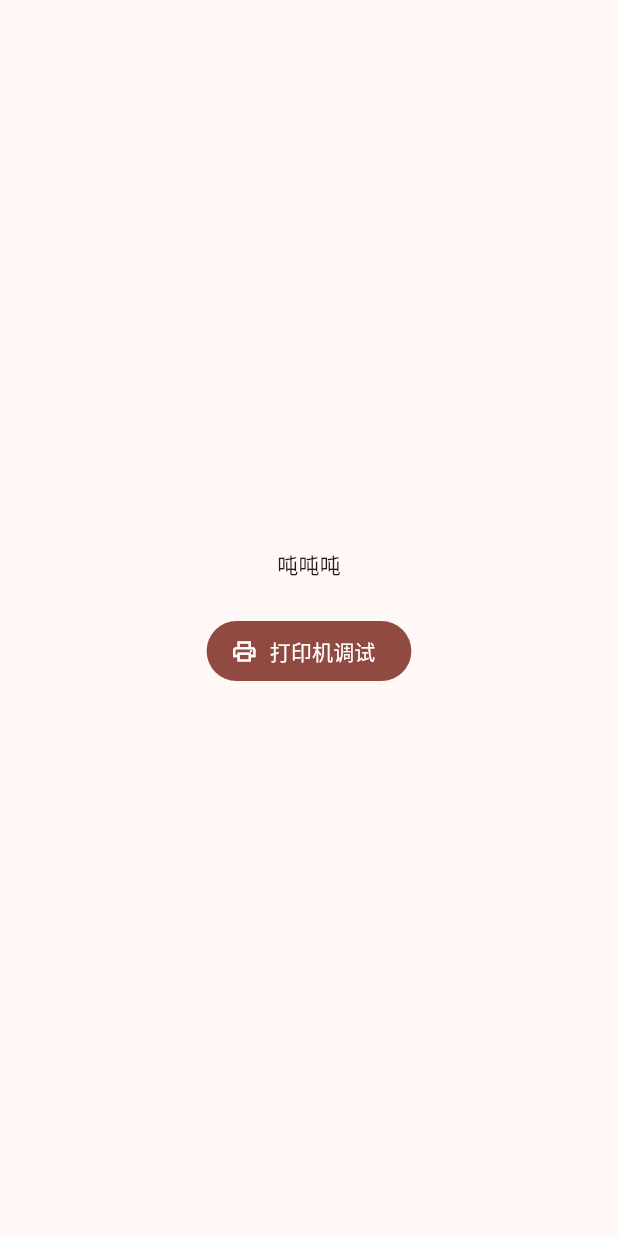
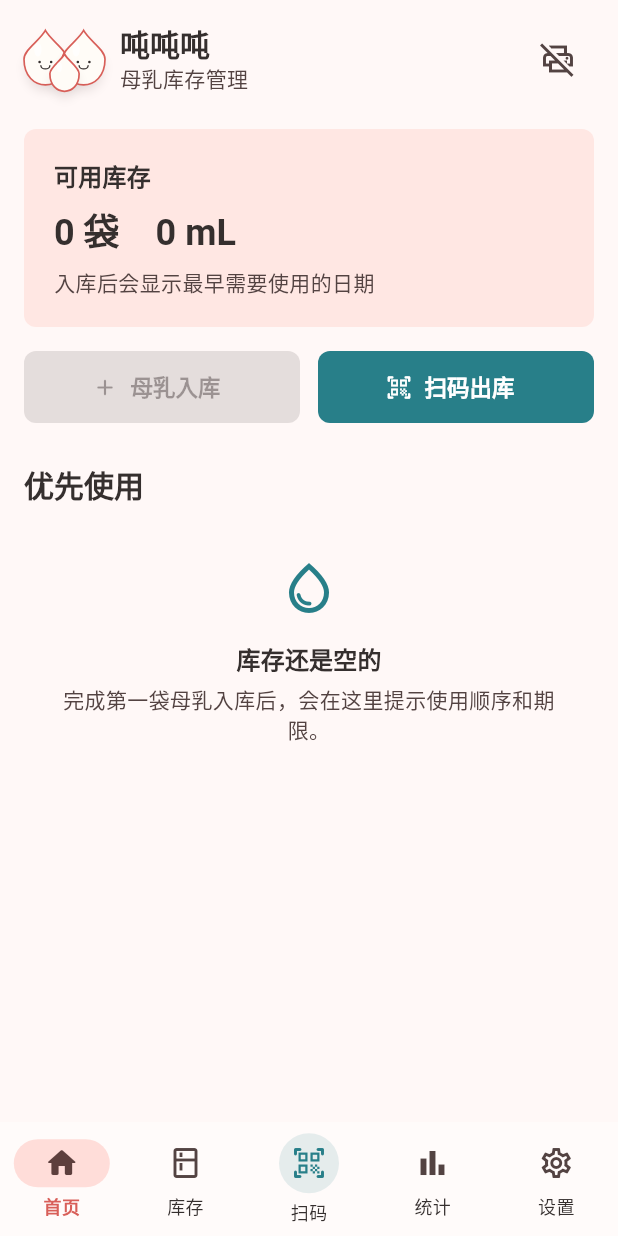
Before and after one commit to mengxw8/breast_milk, a Flutter app: the screen it shows after launch, on a phone screen of 412 x 824 dp. Run offline on Flutter 3.47's test engine with Material 3 defaults, Android fonts, the phone set to English and light mode, and no system bars; our stand-ins replace drift, flutter_riverpod, go_router; accounts and stored records are empty; generated files the repository leaves out were written again.

Commit message:
feat(界面): 建立吨吨吨品牌主题与主导航

```diff
--- a/lib/app/app.dart
+++ b/lib/app/app.dart
@@ -1,4 +1,5 @@
 import 'package:breast_milk/app/router.dart';
+import 'package:breast_milk/app/theme/app_theme.dart';
 import 'package:flutter/material.dart';
 import 'package:flutter_riverpod/flutter_riverpod.dart';
 
@@ -12,10 +13,7 @@ class BreastMilkApp extends ConsumerWidget {
     return MaterialApp.router(
       title: '吨吨吨',
       debugShowCheckedModeBanner: false,
-      theme: ThemeData(
-        colorScheme: ColorScheme.fromSeed(seedColor: const Color(0xFFE26F62)),
-        useMaterial3: true,
-      ),
+      theme: AppTheme.light,
       routerConfig: router,
     );
   }
--- /dev/null
+++ b/lib/app/app_shell.dart
@@ -0,0 +1,80 @@
+import 'package:breast_milk/app/theme/app_theme.dart';
+import 'package:flutter/material.dart';
+import 'package:go_router/go_router.dart';
+
+class AppShell extends StatelessWidget {
+  const AppShell({required this.navigationShell, super.key});
+
+  final StatefulNavigationShell navigationShell;
+
+  void _select(int index) {
+    navigationShell.goBranch(
+      index,
+      initialLocation: index == navigationShell.currentIndex,
+    );
+  }
+
+  @override
+  Widget build(BuildContext context) {
+    final semantic = Theme.of(context).extension<AppSemanticColors>()!;
+    return Scaffold(
+      body: navigationShell,
+      bottomNavigationBar: NavigationBar(
+        selectedIndex: navigationShell.currentIndex,
+        onDestinationSelected: _select,
+        destinations: [
+          const NavigationDestination(
+            icon: Icon(Icons.home_outlined),
+            selectedIcon: Icon(Icons.home_rounded),
+            label: '首页',
+          ),
+          const NavigationDestination(
+            icon: Icon(Icons.kitchen_outlined),
+            selectedIcon: Icon(Icons.kitchen_rounded),
+            label: '库存',
+          ),
+          NavigationDestination(
+            icon: _ScanIcon(color: semantic.scan, selected: false),
+            selectedIcon: _ScanIcon(color: semantic.scan, selected: true),
+            label: '扫码',
+          ),
+          const NavigationDestination(
+            icon: Icon(Icons.bar_chart_outlined),
+            selectedIcon: Icon(Icons.bar_chart_rounded),
+            label: '统计',
+          ),
+          const NavigationDestination(
+            icon: Icon(Icons.settings_outlined),
+            selectedIcon: Icon(Icons.settings_rounded),
+            label: '设置',
+          ),
+        ],
+      ),
+    );
+  }
+}
+
+class _ScanIcon extends StatelessWidget {
+  const _ScanIcon({required this.color, required this.selected});
+
+  final Color color;
+  final bool selected;
+
+  @override
+  Widget build(BuildContext context) {
+    return SizedBox.square(
+      dimension: 40,
+      child: DecoratedBox(
+        decoration: BoxDecoration(
+          color: selected ? color : color.withValues(alpha: 0.12),
+          shape: BoxShape.circle,
+        ),
+        child: Icon(
+          Icons.qr_code_scanner_rounded,
+          color: selected ? Colors.white : color,
+          size: 24,
+        ),
+      ),
+    );
+  }
+}
--- a/lib/app/router.dart
+++ b/lib/app/router.dart
@@ -1,20 +1,74 @@
+import 'package:breast_milk/app/app_shell.dart';
 import 'package:breast_milk/features/home/presentation/home_page.dart';
+import 'package:breast_milk/features/inventory/presentation/inventory_page.dart';
 import 'package:breast_milk/features/printer_debug/presentation/printer_debug_page.dart';
+import 'package:breast_milk/features/scanner/presentation/scanner_page.dart';
+import 'package:breast_milk/features/settings/presentation/settings_page.dart';
+import 'package:breast_milk/features/statistics/presentation/statistics_page.dart';
 import 'package:flutter_riverpod/flutter_riverpod.dart';
 import 'package:go_router/go_router.dart';
 
 final appRouterProvider = Provider<GoRouter>((ref) {
   final router = GoRouter(
     routes: [
+      StatefulShellRoute.indexedStack(
+        builder: (context, state, navigationShell) {
+          return AppShell(navigationShell: navigationShell);
+        },
+        branches: [
+          StatefulShellBranch(
+            routes: [
               GoRoute(
                 path: '/',
                 name: HomePage.routeName,
                 builder: (context, state) => const HomePage(),
               ),
+            ],
+          ),
+          StatefulShellBranch(
+            routes: [
               GoRoute(
-        path: '/printer-debug',
+                path: '/inventory',
+                name: InventoryPage.routeName,
+                builder: (context, state) => const InventoryPage(),
+              ),
+            ],
+          ),
+          StatefulShellBranch(
+            routes: [
+              GoRoute(
+                path: '/scan',
+                name: ScannerPage.routeName,
+                builder: (context, state) => const ScannerPage(),
+              ),
+            ],
+          ),
+          StatefulShellBranch(
+            routes: [
+              GoRoute(
+                path: '/statistics',
+                name: StatisticsPage.routeName,
+                builder: (context, state) => const StatisticsPage(),
+              ),
+            ],
+          ),
+          StatefulShellBranch(
+            routes: [
+              GoRoute(
+                path: '/settings',
+                name: SettingsPage.routeName,
+                builder: (context, state) => const SettingsPage(),
+                routes: [
+                  GoRoute(
+                    path: 'printer',
                     name: PrinterDebugPage.routeName,
                     builder: (context, state) => const PrinterDebugPage(),
+                  ),
+                ],
+              ),
+            ],
+          ),
+        ],
       ),
     ],
   );
--- /dev/null
+++ b/lib/app/theme/app_theme.dart
@@ -0,0 +1,177 @@
+import 'package:flutter/material.dart';
+
+abstract final class AppTheme {
+  static const coral = Color(0xFFD85F59);
+  static const lake = Color(0xFF287F89);
+  static const amber = Color(0xFFB66A0B);
+  static const success = Color(0xFF347552);
+  static const canvas = Color(0xFFFFF8F7);
+  static const ink = Color(0xFF352F2E);
+
+  static ThemeData get light {
+    final colorScheme = ColorScheme.fromSeed(
+      seedColor: coral,
+      brightness: Brightness.light,
+      primary: coral,
+      secondary: lake,
+      surface: canvas,
+      error: const Color(0xFFBA1A1A),
+    );
+    const radius = BorderRadius.all(Radius.circular(8));
+    const textTheme = TextTheme(
+      headlineSmall: TextStyle(
+        fontSize: 24,
+        height: 1.25,
+        fontWeight: FontWeight.w700,
+        color: ink,
+      ),
+      titleLarge: TextStyle(
+        fontSize: 20,
+        height: 1.3,
+        fontWeight: FontWeight.w700,
+        color: ink,
+      ),
+      titleMedium: TextStyle(
+        fontSize: 16,
+        height: 1.4,
+        fontWeight: FontWeight.w600,
+        color: ink,
+      ),
+      bodyLarge: TextStyle(fontSize: 16, height: 1.5, color: ink),
+      bodyMedium: TextStyle(fontSize: 14, height: 1.45, color: ink),
+      labelLarge: TextStyle(fontSize: 14, fontWeight: FontWeight.w600),
+    );
+
+    return ThemeData(
+      useMaterial3: true,
+      colorScheme: colorScheme,
+      scaffoldBackgroundColor: canvas,
+      canvasColor: canvas,
+      textTheme: textTheme,
+      extensions: const [
+        AppSemanticColors(
+          scan: lake,
+          warning: amber,
+          success: success,
+          softCoral: Color(0xFFFFE7E3),
+          softLake: Color(0xFFDCEFF1),
+          softAmber: Color(0xFFFFEBCB),
+        ),
+      ],
+      appBarTheme: const AppBarTheme(
+        backgroundColor: Colors.transparent,
+        foregroundColor: ink,
+        surfaceTintColor: Colors.transparent,
+        centerTitle: false,
+        elevation: 0,
+        scrolledUnderElevation: 0,
+        titleTextStyle: TextStyle(
+          color: ink,
+          fontSize: 20,
+          fontWeight: FontWeight.w700,
+        ),
+      ),
+      navigationBarTheme: NavigationBarThemeData(
+        height: 76,
+        backgroundColor: const Color(0xFFFFFBFA),
+        surfaceTintColor: Colors.transparent,
+        indicatorColor: const Color(0xFFFFDDD9),
+        labelTextStyle: WidgetStateProperty.resolveWith((states) {
+          return TextStyle(
+            color: states.contains(WidgetState.selected) ? coral : ink,
+            fontSize: 12,
+            fontWeight: states.contains(WidgetState.selected)
+                ? FontWeight.w700
+                : FontWeight.w500,
+          );
+        }),
+      ),
+      filledButtonTheme: FilledButtonThemeData(
+        style: FilledButton.styleFrom(
+          minimumSize: const Size(48, 48),
+          shape: const RoundedRectangleBorder(borderRadius: radius),
+          textStyle: const TextStyle(fontSize: 15, fontWeight: FontWeight.w700),
+        ),
+      ),
+      outlinedButtonTheme: OutlinedButtonThemeData(
+        style: OutlinedButton.styleFrom(
+          minimumSize: const Size(48, 48),
+          shape: const RoundedRectangleBorder(borderRadius: radius),
+          side: const BorderSide(color: Color(0xFFD8C2BF)),
+          textStyle: const TextStyle(fontSize: 15, fontWeight: FontWeight.w700),
+        ),
+      ),
+      inputDecorationTheme: const InputDecorationTheme(
+        filled: true,
+        fillColor: Color(0xFFFFFBFA),
+        border: OutlineInputBorder(borderRadius: radius),
+        enabledBorder: OutlineInputBorder(
+          borderRadius: radius,
+          borderSide: BorderSide(color: Color(0xFFD8C2BF)),
+        ),
+        contentPadding: EdgeInsets.symmetric(horizontal: 16, vertical: 14),
+      ),
+      cardTheme: const CardThemeData(
+        color: Color(0xFFFFFBFA),
+        elevation: 0,
+        margin: EdgeInsets.zero,
+        shape: RoundedRectangleBorder(
+          borderRadius: radius,
+          side: BorderSide(color: Color(0xFFF0DFDC)),
+        ),
+      ),
+      dividerTheme: const DividerThemeData(color: Color(0xFFEAD8D5)),
+    );
+  }
+}
+
+@immutable
+class AppSemanticColors extends ThemeExtension<AppSemanticColors> {
+  const AppSemanticColors({
+    required this.scan,
+    required this.warning,
+    required this.success,
+    required this.softCoral,
+    required this.softLake,
+    required this.softAmber,
+  });
+
+  final Color scan;
+  final Color warning;
+  final Color success;
+  final Color softCoral;
+  final Color softLake;
+  final Color softAmber;
+
+  @override
+  AppSemanticColors copyWith({
+    Color? scan,
+    Color? warning,
+    Color? success,
+    Color? softCoral,
+    Color? softLake,
+    Color? softAmber,
+  }) {
+    return AppSemanticColors(
+      scan: scan ?? this.scan,
+      warning: warning ?? this.warning,
+      success: success ?? this.success,
+      softCoral: softCoral ?? this.softCoral,
+      softLake: softLake ?? this.softLake,
+      softAmber: softAmber ?? this.softAmber,
+    );
+  }
+
+  @override
+  AppSemanticColors lerp(covariant AppSemanticColors? other, double t) {
+    if (other == null) return this;
+    return AppSemanticColors(
+      scan: Color.lerp(scan, other.scan, t)!,
+      warning: Color.lerp(warning, other.warning, t)!,
+      success: Color.lerp(success, other.success, t)!,
+      softCoral: Color.lerp(softCoral, other.softCoral, t)!,
+      softLake: Color.lerp(softLake, other.softLake, t)!,
+      softAmber: Color.lerp(softAmber, other.softAmber, t)!,
+    );
+  }
+}
--- a/lib/features/home/presentation/home_page.dart
+++ b/lib/features/home/presentation/home_page.dart
@@ -1,3 +1,6 @@
+import 'package:breast_milk/app/theme/app_theme.dart';
+import 'package:breast_milk/shared/widgets/app_empty_state.dart';
+import 'package:breast_milk/shared/widgets/milk_drop_mark.dart';
 import 'package:flutter/material.dart';
 import 'package:go_router/go_router.dart';
 
@@ -8,21 +11,101 @@ class HomePage extends StatelessWidget {
 
   @override
   Widget build(BuildContext context) {
+    final theme = Theme.of(context);
+    final semantic = theme.extension<AppSemanticColors>()!;
     return Scaffold(
       body: SafeArea(
-        child: Center(
-          child: Column(
-            mainAxisSize: MainAxisSize.min,
-            children: [
-              const Text('吨吨吨'),
-              const SizedBox(height: 24),
-              FilledButton.icon(
-                onPressed: () => context.push('/printer-debug'),
-                icon: const Icon(Icons.print_outlined),
-                label: const Text('打印机调试'),
+        bottom: false,
+        child: ListView(
+          padding: const EdgeInsets.fromLTRB(16, 12, 16, 24),
+          children: [
+            Row(
+              children: [
+                const MilkDropMark(size: 54),
+                const SizedBox(width: 10),
+                Expanded(
+                  child: Column(
+                    crossAxisAlignment: CrossAxisAlignment.start,
+                    children: [
+                      Text('吨吨吨', style: theme.textTheme.titleLarge),
+                      Text(
+                        '母乳库存管理',
+                        style: theme.textTheme.bodyMedium?.copyWith(
+                          color: theme.colorScheme.onSurfaceVariant,
+                        ),
+                      ),
+                    ],
+                  ),
+                ),
+                IconButton(
+                  onPressed: () => context.go('/settings'),
+                  tooltip: '打印机未连接，前往设置',
+                  icon: const Icon(Icons.print_disabled_outlined),
+                ),
+              ],
+            ),
+            const SizedBox(height: 20),
+            Container(
+              padding: const EdgeInsets.all(20),
+              decoration: BoxDecoration(
+                color: semantic.softCoral,
+                borderRadius: BorderRadius.circular(8),
               ),
-            ],
-          ),
+              child: Column(
+                crossAxisAlignment: CrossAxisAlignment.start,
+                children: [
+                  Text('可用库存', style: theme.textTheme.titleMedium),
+                  const SizedBox(height: 10),
+                  Wrap(
+                    spacing: 24,
+                    runSpacing: 8,
+                    crossAxisAlignment: WrapCrossAlignment.end,
+                    children: [
+                      Text('0 袋', style: theme.textTheme.headlineSmall),
+                      Text('0 mL', style: theme.textTheme.headlineSmall),
+                    ],
+                  ),
+                  const SizedBox(height: 8),
+                  Text(
+                    '入库后会显示最早需要使用的日期',
+                    style: theme.textTheme.bodyMedium?.copyWith(
+                      color: theme.colorScheme.onSurfaceVariant,
+                    ),
+                  ),
+                ],
+              ),
+            ),
+            const SizedBox(height: 16),
+            Row(
+              children: [
+                Expanded(
+                  child: FilledButton.icon(
+                    onPressed: null,
+                    icon: const Icon(Icons.add_rounded),
+                    label: const Text('母乳入库'),
+                  ),
+                ),
+                const SizedBox(width: 12),
+                Expanded(
+                  child: FilledButton.icon(
+                    style: FilledButton.styleFrom(
+                      backgroundColor: semantic.scan,
+                    ),
+                    onPressed: () => context.go('/scan'),
+                    icon: const Icon(Icons.qr_code_scanner_rounded),
+                    label: const Text('扫码出库'),
+                  ),
+                ),
+              ],
+            ),
+            const SizedBox(height: 28),
+            Text('优先使用', style: theme.textTheme.titleLarge),
+            const AppEmptyState(
+              icon: Icons.water_drop_outlined,
+              title: '库存还是空的',
+              message: '完成第一袋母乳入库后，会在这里提示使用顺序和期限。',
+            ),
+          ],
         ),
       ),
     );
--- /dev/null
+++ b/lib/shared/widgets/app_empty_state.dart
@@ -0,0 +1,37 @@
+import 'package:flutter/material.dart';
+
+class AppEmptyState extends StatelessWidget {
+  const AppEmptyState({
+    required this.icon,
+    required this.title,
+    required this.message,
+    super.key,
+  });
+
+  final IconData icon;
+  final String title;
+  final String message;
+
+  @override
+  Widget build(BuildContext context) {
+    final colors = Theme.of(context).colorScheme;
+    return Padding(
+      padding: const EdgeInsets.symmetric(horizontal: 24, vertical: 36),
+      child: Column(
+        mainAxisSize: MainAxisSize.min,
+        children: [
+          Icon(icon, size: 40, color: colors.secondary),
+          const SizedBox(height: 16),
+          Text(title, style: Theme.of(context).textTheme.titleMedium),
+          const SizedBox(height: 6),
+          Text(
+            message,
+            textAlign: TextAlign.center,
+            style: Theme.of(context).textTheme.bodyMedium
+                ?.copyWith(color: colors.onSurfaceVariant),
+          ),
+        ],
+      ),
+    );
+  }
+}
```
Also changed, not shown: lib/features/inventory/presentation/inventory_page.dart (added, +25 -0 lines), lib/features/scanner/presentation/scanner_page.dart (added, +44 -0 lines), lib/features/settings/presentation/settings_page.dart (added, +53 -0 lines), lib/features/statistics/presentation/statistics_page.dart (added, +25 -0 lines), lib/shared/widgets/milk_drop_mark.dart (added, +115 -0 lines), 1 other file. Lines whose indentation alone changed are shown as unchanged.
